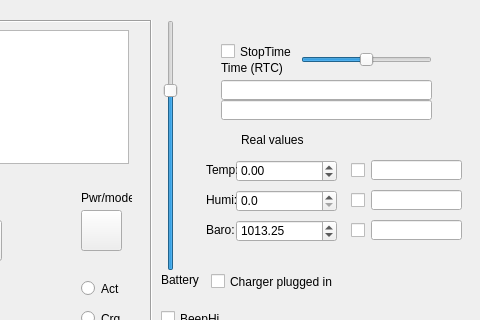
nagyizee/Hygrometer, file Qsim/simu_hygro/simuhygro/mainw.ui: the form before one commit; both pictures show x 149 to 629 and y 0 to 320 of the 629 by 482 pixel window.
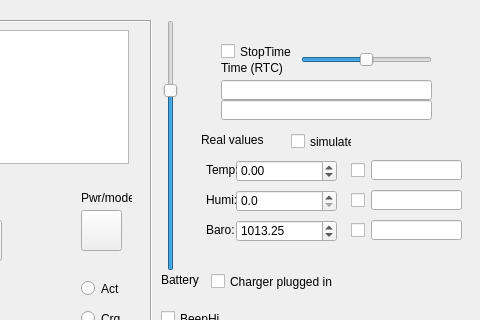
The form after the commit.

```diff
--- a/Qsim/simu_hygro/simuhygro/mainw.ui
+++ b/Qsim/simu_hygro/simuhygro/mainw.ui
@@ -414,7 +414,7 @@
    <widget class="QLabel" name="label_2">
     <property name="geometry">
      <rect>
-      <x>390</x>
+      <x>350</x>
       <y>130</y>
       <width>81</width>
       <height>20</height>
@@ -680,6 +680,19 @@
      <number>1000000</number>
     </property>
    </widget>
+   <widget class="QCheckBox" name="cb_simu_val">
+    <property name="geometry">
+     <rect>
+      <x>440</x>
+      <y>130</y>
+      <width>61</width>
+      <height>23</height>
+     </rect>
+    </property>
+    <property name="text">
+     <string>simulate</string>
+    </property>
+   </widget>
   </widget>
  </widget>
  <layoutdefault spacing="6" margin="11"/>
```
